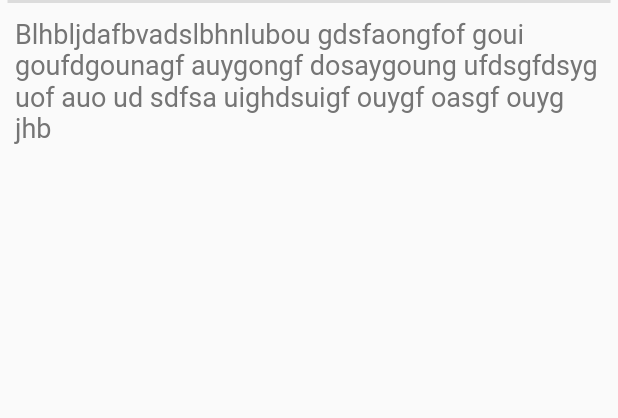
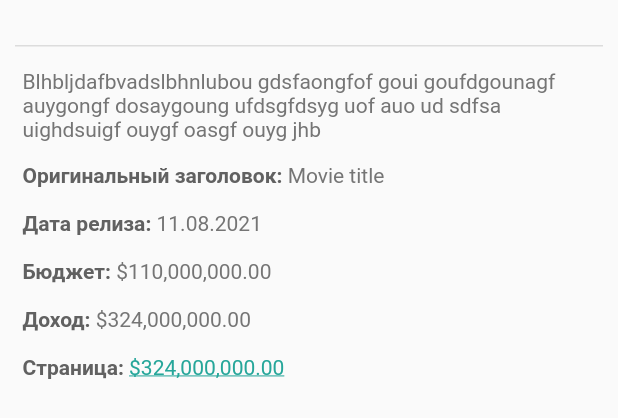
Before and after one commit to AleXWitE/popular_movies_flutter, a Flutter app: the TabDescription widget shown alone on an empty page, opened directly, on a phone screen of 412 x 824 dp. Shown: the top 418 px of the screen. Run offline on Flutter 3.47's test engine with Material 2 defaults, Android fonts, the light colour scheme and no system bars; our stand-ins replace shared_preferences, youtube_player_iframe; accounts and stored records are empty; network calls fail.

```diff
--- a/lib/commons/data_models/data_models.dart
+++ b/lib/commons/data_models/data_models.dart
@@ -21,7 +21,7 @@ List<MovieItem> movieItems = [
   MovieItem(id: 4, movId: 580489, name: "Venom", imgUrl: "https://i.pinimg.com/736x/36/4f/c1/364fc1697476b80248bb049155732aa9.jpg"),
 ];
 
-class YoutubeVideos {
+/*class YoutubeVideos {
   final int ytId;
   final List<YoutubeVideosKeys> ytResults;
 
@@ -36,7 +36,7 @@ class YoutubeVideos {
       ytResults: listVideos,
     );
   }
-}
+}*/
 
 class YoutubeVideosKeys {
   String ytKey;
--- a/lib/commons/screens/movie_screen.dart
+++ b/lib/commons/screens/movie_screen.dart
@@ -45,7 +45,9 @@ class _MovieScreenState extends State<MovieScreen>
 
     return Scaffold(
       appBar: AppBar(
-        title: Text('film'),
+        title: Text('film', style: TextStyle(color: Theme.of(context).primaryColor),),
+        backgroundColor: Theme.of(context).cardColor,
+        leading: GestureDetector(onTap: () => Navigator.pop(context),child: Icon(Icons.arrow_back, color: Theme.of(context).primaryColor, size: 25.0,)),
       ),
       body: Column(children: [
         Expanded(
--- a/lib/commons/screens/widgets/tab_description.dart
+++ b/lib/commons/screens/widgets/tab_description.dart
@@ -1,20 +1,48 @@
+import 'package:flutter/gestures.dart';
 import 'package:flutter/material.dart';
 
 // TODO для полного описания мне нужно получать айди фильма и в адрес для рест его подставлять сюда "https://api.themoviedb.org/3/movie/$id?api_key="
 // TODO для картинок и постеров фильма мне нужно получать айди фильма и в адрес для рест его подставлять сюда "https://api.themoviedb.org/3/movie/$id/images?api_key="
 class TabDescription extends StatelessWidget {
   int id;
+
   TabDescription({this.id});
 
-  String movDesc = "Blhbljdafbvadslbhnlubou gdsfaongfof goui goufdgounagf auygongf dosaygoung ufdsgfdsyg uof auo ud sdfsa uighdsuigf ouygf oasgf ouyg jhb";
+  String movDesc =
+      "Blhbljdafbvadslbhnlubou gdsfaongfof goui goufdgounagf auygongf dosaygoung ufdsgfdsyg uof auo ud sdfsa uighdsuigf ouygf oasgf ouyg jhb";
+  String movTitle = "Movie title";
+  String movRelease = "11.08.2021";
+  String movBudget = "\$110,000,000.00";
+  String movRevenue = "\$324,000,000.00";
+  String movLink = "\$324,000,000.00";
 
   @override
   Widget build(BuildContext context) {
     _row() {
       return Row(
         children: [
+          SizedBox(height: 30.0,)
+        ],
+      );
+    }
 
-        ],
+    _spanHeader(String str) {
+      return TextSpan(
+        text: str,
+        style: TextStyle(
+          fontWeight: FontWeight.bold,
+          color: Colors.grey[700],
+        ),
+      );
+    }
+
+    _spanText(String str) {
+      return TextSpan(
+        text: "$str\n\n",
+        style: TextStyle(
+          fontWeight: FontWeight.normal,
+          color: Colors.grey[600],
+        ),
       );
     }
 
@@ -22,16 +50,50 @@ class TabDescription extends StatelessWidget {
       children: [
         _row(),
         Divider(
-          thickness: 2.0,
-          height: 2.0,
-          indent: 5.0,
-          endIndent: 5.0,
+          thickness: 1.0,
+          height: 1.0,
+          indent: 10.0,
+          endIndent: 10.0,
         ),
         Container(
-          padding: EdgeInsets.all(10.0),
-          child: Text(movDesc, style: TextStyle(color: Theme.of(context).backgroundColor, fontSize: 18.0),),
+          padding: EdgeInsets.all(15.0),
+          child: Text(
+            movDesc,
+            style: TextStyle(
+                color: Theme.of(context).backgroundColor, fontSize: 14.0),
+          ),
         ),
-
+        Container(width: MediaQuery.of(context).size.width,
+          padding: EdgeInsets.symmetric(horizontal: 15.0),
+          child: RichText(
+            text: TextSpan(
+                style: TextStyle(
+                    fontWeight: FontWeight.bold,
+                    color: Colors.grey[700],
+                    fontSize: 14.0),
+                text: "Оригинальный заголовок: ",
+                children: [
+                  _spanText(movTitle),
+                  _spanHeader("Дата релиза: "),
+                  _spanText(movRelease),
+                  _spanHeader("Бюджет: "),
+                  _spanText(movBudget),
+                  _spanHeader("Доход: "),
+                  _spanText(movRevenue),
+                  _spanHeader("Страница: "),
+                  TextSpan(
+                    text: movLink,
+                    style: TextStyle(
+                      decoration: TextDecoration.underline,
+                      color: Colors.teal[400],
+                      fontWeight: FontWeight.normal,
+                    ),
+                    recognizer: TapGestureRecognizer()
+                      ..onTap = () => print('tap'),
+                  ),
+                ]),
+          ),
+        ),
       ],
     );
   }
```
Also changed, not shown: lib/commons/api/get_models.dart (+9 -3 lines), lib/commons/api/services/modal_services.dart (+5 -9 lines), lib/commons/api/services/youtube_iframe.dart (+13 -4 lines), lib/commons/screens/widgets/tab_trailers.dart (+24 -26 lines), 1 other file.
